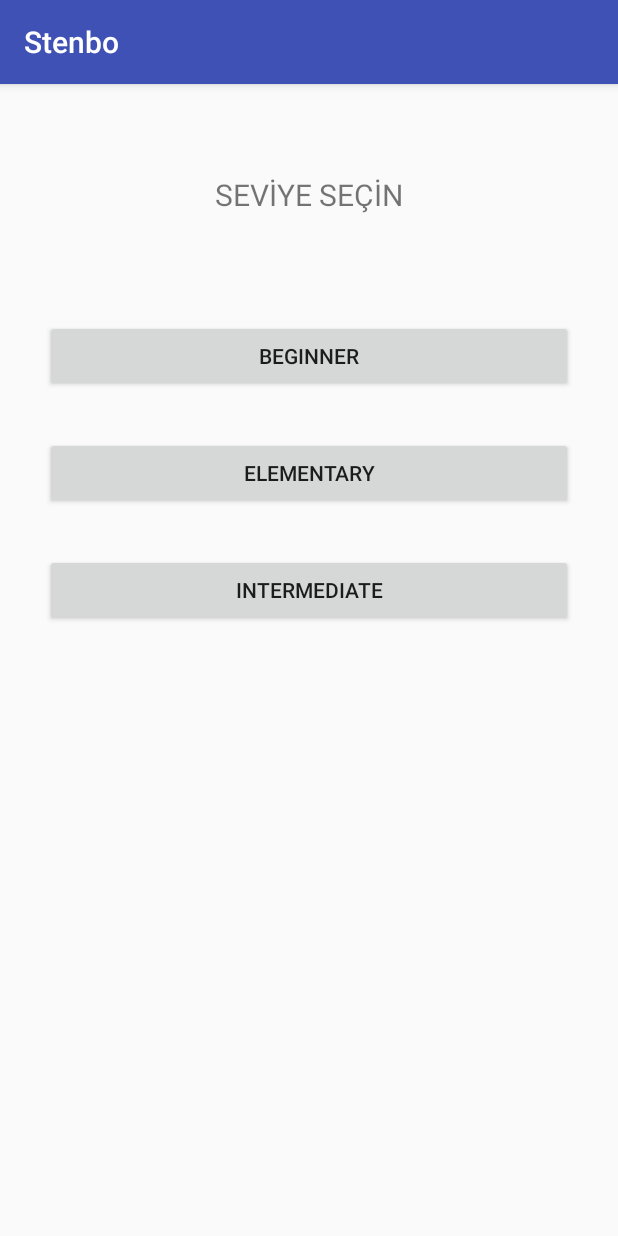
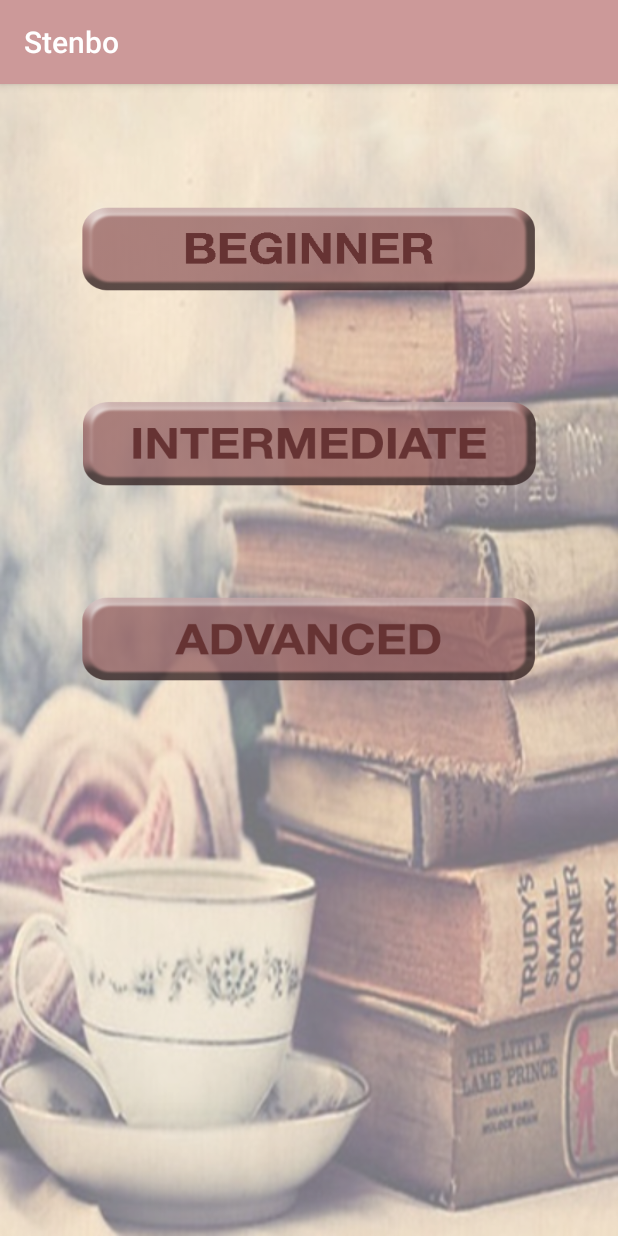
Before and after one commit to Finansal-BT-Projesi/Stenbo, an Android app: the screen it shows after launch (LevelActivity), on a phone screen of 412 x 824 dp. Run offline under Robolectric (Android 15) with nearby library versions, the light colour scheme and no system bars.

Commit message:
activity_level.xml tasarımı yapıldı

```diff
--- a/app/build.gradle
+++ b/app/build.gradle
@@ -27,6 +27,9 @@ dependencies {
     compile 'com.android.support:appcompat-v7:25.3.1'
     compile 'com.android.support.constraint:constraint-layout:1.0.2'
     compile 'com.google.firebase:firebase-database:10.0.1'
+    compile 'com.android.support:cardview-v7:25.3.1'
+    compile'com.android.support:design:25.3.1'
+    compile'com.android.support:recyclerview-v7:25.3.1'
     testCompile 'junit:junit:4.12'
 }
 
--- a/app/src/main/res/layout/activity_level.xml
+++ b/app/src/main/res/layout/activity_level.xml
@@ -2,57 +2,55 @@
 
 
 <LinearLayout xmlns:android="http://schemas.android.com/apk/res/android"
+    xmlns:app="http://schemas.android.com/apk/res-auto"
     android:layout_width="match_parent"
     android:layout_height="match_parent"
     xmlns:tools="http://schemas.android.com/tools"
     android:orientation="vertical"
+    android:background="@drawable/arkaplan"
     tools:context="com.finansal.bt.project.LevelActivity">
-
-
 
 
     <LinearLayout
         android:layout_width="match_parent"
         android:layout_height="match_parent"
+        android:layout_gravity="center_horizontal"
         android:layout_marginLeft="30dp"
         android:layout_marginRight="30dp"
-        android:layout_gravity="center_horizontal"
         android:orientation="vertical"
-        >
-        <TextView
-            android:id="@+id/textView2"
-           android:textSize="20dp"
-            android:layout_marginBottom="10dp"
+        android:weightSum="1">
+
+        <Button
+            android:id="@+id/button3"
+            android:layout_width="match_parent"
+            android:layout_height="100dp"
+            android:layout_marginBottom="30dp"
             android:layout_marginTop="60dp"
-            android:layout_gravity="center"
-            android:layout_width="wrap_content"
-            android:layout_height="wrap_content"
-            android:text="SEVİYE SEÇİN" />
-        <Button
-            android:layout_width="match_parent"
-            android:layout_height="wrap_content"
-            android:text="Beginner"
-            android:layout_marginBottom="30dp"
-            android:onClick="Beginner"
-            android:layout_marginTop="60dp">
+
+            android:background="@drawable/beg"
+            android:onClick="Beginner">
 
         </Button>
+
         <Button
+            android:id="@+id/button4"
             android:layout_width="match_parent"
-            android:layout_height="wrap_content"
-            android:text="Elementary"
-            android:onClick="Elementary"
-            android:layout_marginBottom="30dp"></Button>
+            android:layout_height="100dp"
+            android:layout_marginBottom="30dp"
+
+            android:background="@drawable/inter"
+            android:onClick="Elementary"></Button>
+
         <Button
+            android:id="@+id/button2"
             android:layout_width="match_parent"
-            android:layout_height="wrap_content"
-            android:text="Intermediate"
-            android:onClick="Intermediate"
-            android:layout_marginBottom="30dp"></Button>
+
+            android:layout_height="100dp"
+            android:layout_marginBottom="30dp"
+            android:background="@drawable/adv"></Button>
 
 
     </LinearLayout>
 
 
-
 </LinearLayout>
--- a/app/src/main/res/values/colors.xml
+++ b/app/src/main/res/values/colors.xml
@@ -1,6 +1,6 @@
 <?xml version="1.0" encoding="utf-8"?>
 <resources>
-    <color name="colorPrimary">#3F51B5</color>
-    <color name="colorPrimaryDark">#303F9F</color>
-    <color name="colorAccent">#FF4081</color>
+    <color name="colorPrimary">#cc9999</color>
+    <color name="colorPrimaryDark">#996666</color>
+    <color name="colorAccent">#FFCCCC</color>
 </resources>
--- a/build.gradle
+++ b/build.gradle
@@ -5,7 +5,7 @@ buildscript {
         jcenter()
     }
     dependencies {
-        classpath 'com.android.tools.build:gradle:2.3.1'
+        classpath 'com.android.tools.build:gradle:2.3.3'
 
         // NOTE: Do not place your application dependencies here; they belong
         // in the individual module build.gradle files
```
Also changed, not shown: app/src/main/res/drawable/adv.png (added), app/src/main/res/drawable/arkaplan.png (added), app/src/main/res/drawable/beg.png (added), app/src/main/res/drawable/bir.png (added), app/src/main/res/drawable/iki.png (added), app/src/main/res/drawable/inter.png (added), app/src/main/res/drawable/uc.png (added).
